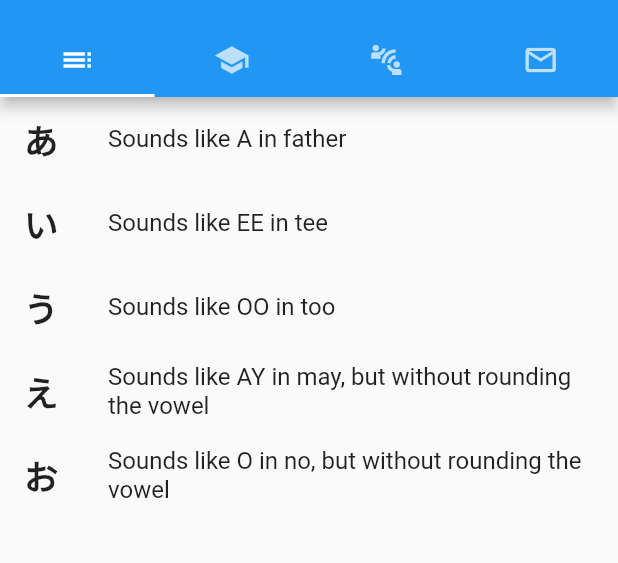
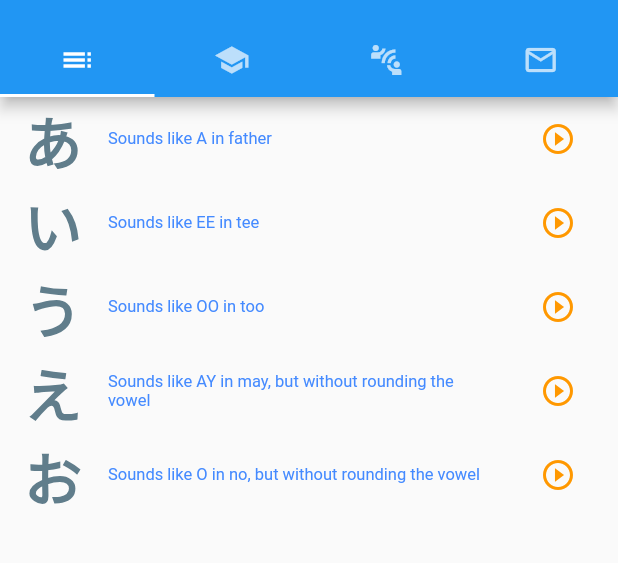
Before and after one commit to gmendozah/globoscript, a Flutter app: the screen it shows after launch, on a phone screen of 412 x 824 dp, the part 59-622 px from its top. Run offline on Flutter 3.47's test engine with Material 2 defaults, Android fonts, the phone set to English and light mode, and no system bars; our stand-ins replace audioplayers.

Commit message:
feat: play sounds on glyph list page
- implement audio player lib
- implement play button

```diff
--- a/lib/glyph-list.dart
+++ b/lib/glyph-list.dart
@@ -1,18 +1,90 @@
+import 'dart:convert';
 import 'package:flutter/material.dart';
+import 'package:audioplayers/audioplayers.dart';
 
-import 'script-data.dart' show glyphInfo;
+class GlyphListWidget extends StatefulWidget {
 
-class GlyphListWidget extends StatelessWidget {
   @override
+  State<GlyphListWidget> createState() {
+    return _GlyphList();
+  }
+
+}
+
+class _GlyphList extends State<GlyphListWidget> {
+  Future<List<dynamic>> _glyphs;
+
+  AudioCache _audioCache;
+
+  Future<List<dynamic>> fetchList() async {
+    String s = await DefaultAssetBundle.of(context)
+        .loadString('assets/config/glyphs.json');
+    return json.decode(s);
+  }
+
+  @override
+  void initState() {
+    super.initState();
+    _glyphs = fetchList();
+    _audioCache = new AudioCache(prefix: "assets/audio/glyphs/", fixedPlayer: new AudioPlayer());
+  }
+
+  @override
+  void dispose() {
+    _audioCache.fixedPlayer.stop();
+    _audioCache.fixedPlayer.dispose();
+    super.dispose();
+  }
+
   Widget build(BuildContext context) {
+    return FutureBuilder(
+        future: _glyphs,
+        builder: (context, snapshot) {
+          if (snapshot.hasData) {
+            var glyphInfo = snapshot.data;
             return ListView(
               children: <Widget>[
                 for (var glyph in glyphInfo) ListTile(
                     leading: Text(glyph["glyph"],
-              style: TextStyle(fontSize: 23.0, fontWeight: FontWeight.bold)),
-          title: Text(glyph["info"]),
+                        style: TextStyle(fontSize: 39.0,
+                            fontWeight: FontWeight.bold,
+                            color: Colors.blueGrey)),
+                    title: Text(glyph["info"],
+                        style: TextStyle(fontSize: 11.0,
+                            fontWeight: FontWeight.normal,
+                            color: Colors.blueAccent)),
+                    trailing: IconButton(
+                      color: Colors.orange,
+                      icon: Icon(Icons.play_circle_outline),
+                      onPressed: () => _playShortSound(glyph["audio"]),
                     )
+                ),
               ],
+            );
+          } else if (snapshot.hasError) {
+            return Center(
+              child: Text("Error! Could not load glyph data!",
+                  style: TextStyle(fontSize: 19.0,
+                      fontWeight: FontWeight.bold,
+                      color: Colors.red)),
+            );
+          } else {
+            return Center(
+              child: Text("Loading glyph data...",
+                  style: TextStyle(fontSize: 19.0,
+                      fontWeight: FontWeight.bold,
+                      color: Colors.grey)),
             );
           }
         }
+    );
+  }
+
+  void _playShortSound(String asset) {
+    _audioCache.fixedPlayer.stop();
+    if (_audioCache.fixedPlayer.state != PlayerState.PLAYING) {
+      _audioCache.play(asset);
+    }
+  }
+
+}
```
Also changed, not shown: assets/config/glyphs.json (added, +27 -0 lines), assets/config/lessons.json (added, +27 -0 lines), 6 other files. Lines whose indentation alone changed are shown as unchanged.
